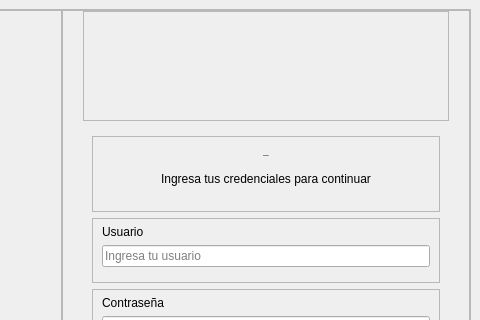
Qt form src/ui/loginwindow.ui (ShibaK7/seminuevos) before a commit; both pictures show x 220 to 700 and y 0 to 320 of the 700 by 600 pixel window.
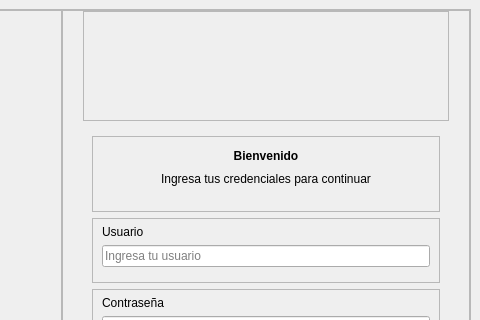
The same form after that commit.

Commit message:
Normalize the forms for Qt Designer
Saving mainwindow.ui, loginwindow.ui or vehicleitemlist.ui in Designer
rewrote lines nobody had touched, so the first edit by the front team would
have come with unrelated noise. The forms are now in the shape Designer
writes, and saving them again changes nothing.

The date filters used a minimum date-time that Designer shifted by the time
zone on every save (18:00 on Jan 11 became 0:00 on Jan 12); they now use a
plain minimum date, Jan 1 2015. The comments Designer drops from
vehicleitemlist.ui move to its .cpp.

What changed in the file:
```diff
--- a/src/ui/loginwindow.ui
+++ b/src/ui/loginwindow.ui
@@ -145,7 +145,6 @@
                  <widget class="QLabel" name="titleLabel">
                   <property name="font">
                    <font>
-                    <pointsize>-1</pointsize>
                     <bold>true</bold>
                    </font>
                   </property>
```
Left out of the diff: 4 changed lines with no effect on the pictures. The commit also changes 3 other files.
